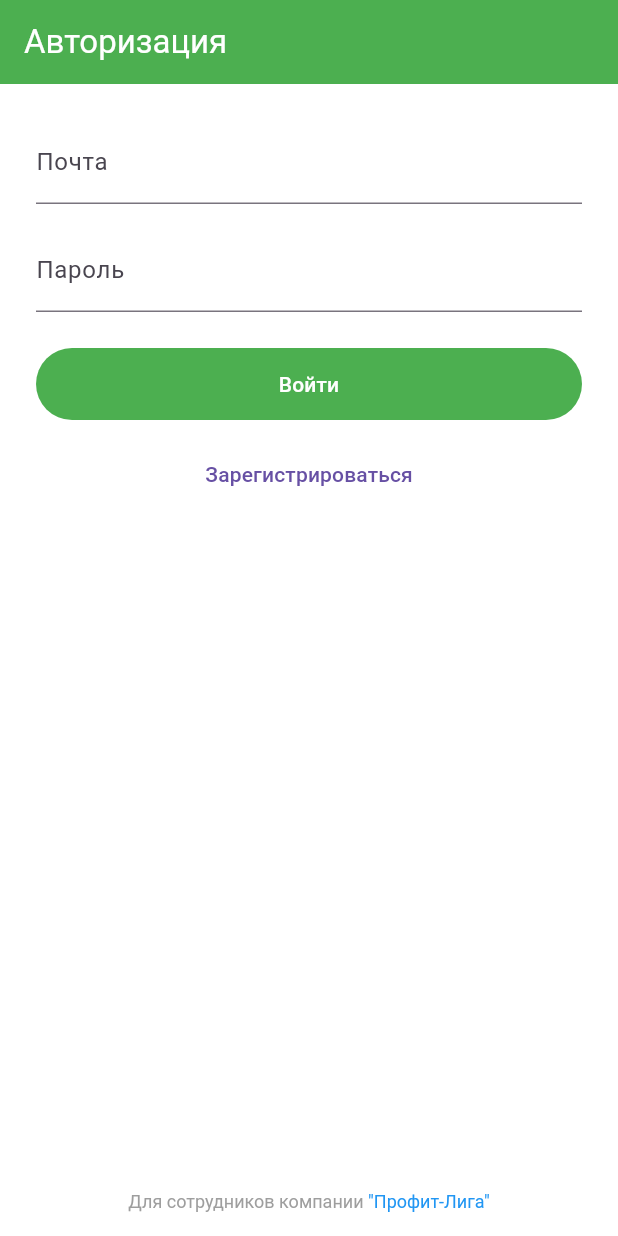
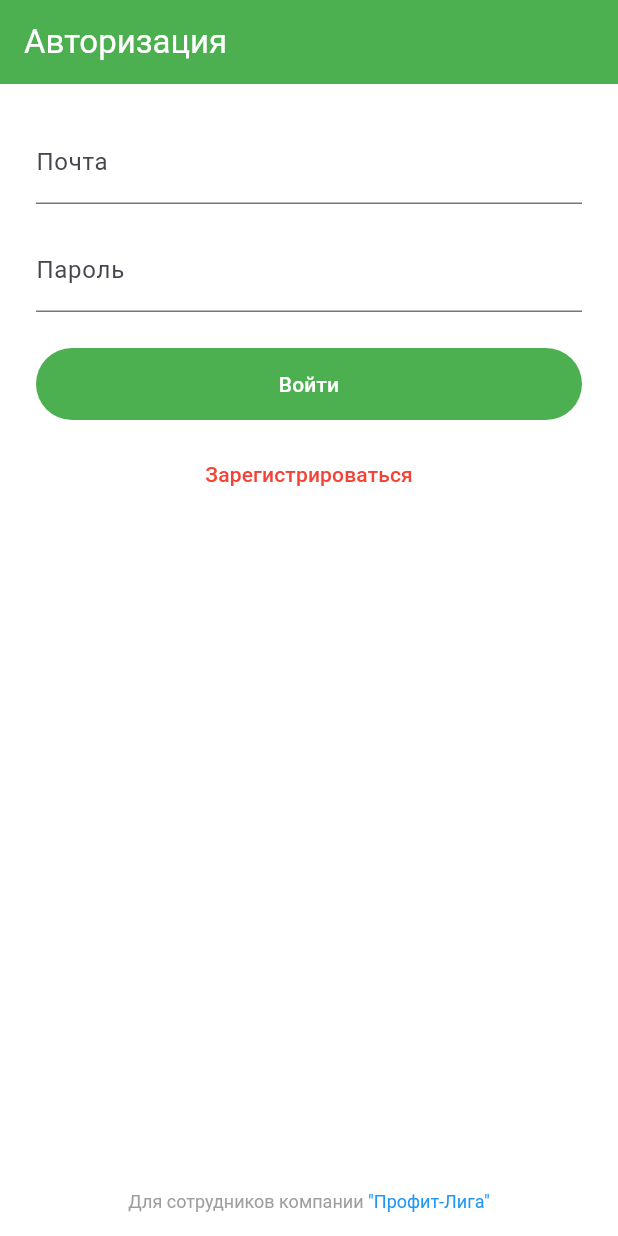
Before and after one commit to Heijin/ProfitLeagueDocuments, a Flutter app: the screen it shows after launch, on a phone screen of 412 x 824 dp. Run offline on Flutter 3.47's test engine with Material 3 defaults, Android fonts, the phone set to English and light mode, and no system bars; our stand-ins replace firebase_core, firebase_messaging, flutter_local_notifications, flutter_secure_storage, image_picker, percent_indicator and 1 more; missing offline and left inert: mobile_scanner, pro_image_editor; accounts and stored records are empty; project files that could hold a hidden picture were left out.

Commit message:
Оформление

```diff
--- a/lib/api/api_client.dart
+++ b/lib/api/api_client.dart
@@ -4,12 +4,12 @@ import 'models/photo.dart';
 import 'package:profit_league_documents/shared/auth_storage.dart';
 
 class ApiClient {
-  //static const String _baseHost = 'exchange.pr-lg.ru';
-  static const String _baseHost = 'neptune.pr-lg.ru:81';
+  static const String _baseHost = 'exchange.pr-lg.ru';
+  //static const String _baseHost = 'neptune.pr-lg.ru:81';
   //static const String _baseHost = '10.0.17.18:81';
-  //static const String _basePath = '/trade11-photoSave/hs/PhotoSave';
-  static const String _basePath = '/trade115-tkach-photoSave/hs/PhotoSave';
-  static const bool _useHttps = false;
+  static const String _basePath = '/trade11-photoSave/hs/PhotoSave';
+  //static const String _basePath = '/trade115-tkach-photoSave/hs/PhotoSave';
+  static const bool _useHttps = true;
 
   final http.Client _http = http.Client();
   final AuthStorage _storage = AuthStorage();
--- a/lib/features/auth/screens/authorization_screen.dart
+++ b/lib/features/auth/screens/authorization_screen.dart
@@ -187,12 +187,6 @@ class _AuthorizationScreenState extends State<AuthorizationScreen> {
                       children: [
                         ElevatedButton(
                           onPressed: _login,
-                          style: ElevatedButton.styleFrom(
-                            backgroundColor: Colors.green,
-                            foregroundColor: Colors.white,
-                            minimumSize: const Size.fromHeight(48),
-                            shadowColor: Colors.transparent,
-                          ),
                           child: const Text('Войти'),
                         ),
                         const SizedBox(height: 12),
--- a/lib/features/auth/screens/registration_screen.dart
+++ b/lib/features/auth/screens/registration_screen.dart
@@ -153,12 +153,6 @@ class _RegistrationScreenState extends State<RegistrationScreen> {
                         ? const CircularProgressIndicator()
                         : ElevatedButton(
                       onPressed: _register,
-                      style: ElevatedButton.styleFrom(
-                        backgroundColor: Colors.green,
-                        foregroundColor: Colors.white,
-                        minimumSize: const Size.fromHeight(48),
-                        shadowColor: Colors.transparent,
-                      ),
                       child: const Text('Регистрация'),
                     ),
                   ],
--- a/lib/features/notifications/screens/push_details_screen.dart
+++ b/lib/features/notifications/screens/push_details_screen.dart
@@ -31,7 +31,9 @@ class _PushDetailsScreenState extends State<PushDetailsScreen> {
           ),
           TextButton(
             onPressed: () => Navigator.pop(context, true),
-            child: const Text('Да'),
+            child: const Text('Да',
+              style: TextStyle(color: Colors.green),
+            ),
           ),
         ],
       ),
--- a/lib/main.dart
+++ b/lib/main.dart
@@ -24,6 +24,14 @@ class MyApp extends StatelessWidget {
       title: 'Документы',
       navigatorKey: navigatorKey,
       theme: ThemeData(
+        elevatedButtonTheme: ElevatedButtonThemeData(
+          style: ElevatedButton.styleFrom(
+            backgroundColor: Colors.green,
+            foregroundColor: Colors.white,
+            minimumSize: const Size.fromHeight(48),
+            shadowColor: Colors.transparent,
+          ),
+        ),
         primarySwatch: Colors.green,
         fontFamily: 'Roboto',
         scaffoldBackgroundColor: Colors.white,
@@ -32,6 +40,13 @@ class MyApp extends StatelessWidget {
           foregroundColor: Colors.white,
           elevation: 0,
         ),
+
+        textButtonTheme: TextButtonThemeData(
+          style: TextButton.styleFrom(
+            foregroundColor: Colors.red, // цвет текста и ripple
+          ),
+        ),
+
       ),
       home: StartScreen(apiClient: _apiClient),
       debugShowCheckedModeBanner: false,
```
Also changed, not shown: lib/features/settings/screens/settings_screen.dart (added, +53 -0 lines), lib/main_navigation.dart (+3 -8 lines).
